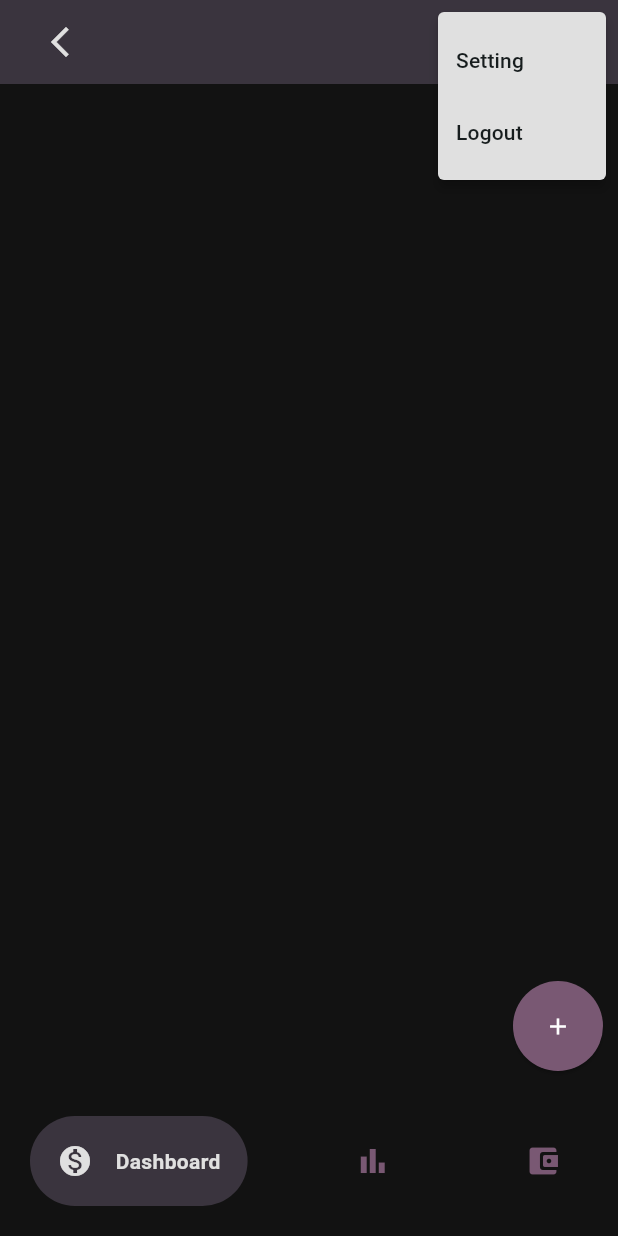
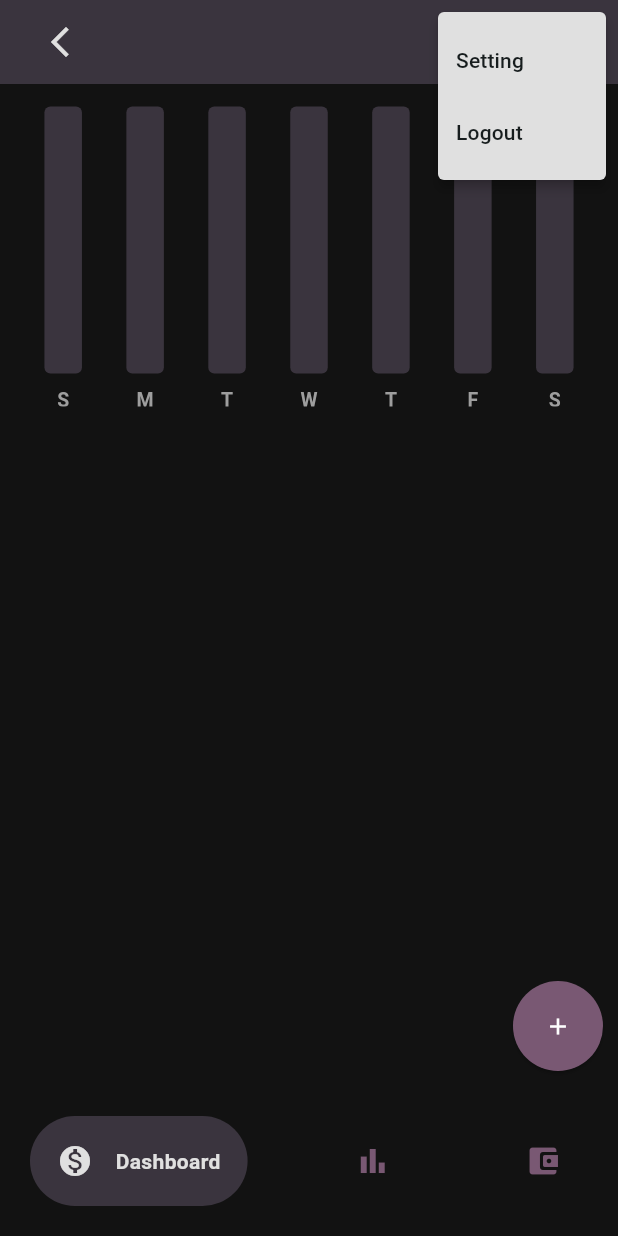
Before and after one commit to SohamAthawale/Speend-App, a Flutter app: the LoggedinView screen opened by its route, after a tap on the "more vert" icon, on a phone screen of 412 x 824 dp. Run offline on Flutter 3.47's test engine with Material 2 defaults, Android fonts, the phone set to English and light mode, and no system bars; drawn by our look-alikes of fl_chart, google_nav_bar; our stand-ins replace carousel_slider, firebase_auth, firebase_core, flutter_dotenv; accounts and stored records are empty; network calls fail.

Commit message:
bar graph

```diff
--- /dev/null
+++ b/lib/bar graph/bar_data.dart
@@ -0,0 +1,35 @@
+import 'package:speend/bar%20graph/indivisual_bar.dart';
+
+class Bardata {
+  final double sunAmount;
+  final double monAmount;
+  final double tueAmount;
+  final double wedAmount;
+  final double thurAmount;
+  final double friAmount;
+  final double satAmount;
+
+  Bardata({
+    required this.sunAmount,
+    required this.monAmount,
+    required this.tueAmount,
+    required this.wedAmount,
+    required this.thurAmount,
+    required this.friAmount,
+    required this.satAmount,
+  });
+
+  List<IndividualBar> barData = [];
+
+  void intialiseBargraph() {
+    barData = [
+      IndividualBar(x: 0, y: monAmount),
+      IndividualBar(x: 1, y: tueAmount),
+      IndividualBar(x: 2, y: wedAmount),
+      IndividualBar(x: 3, y: thurAmount),
+      IndividualBar(x: 4, y: friAmount),
+      IndividualBar(x: 5, y: satAmount),
+      IndividualBar(x: 6, y: sunAmount),
+    ];
+  }
+}
--- /dev/null
+++ b/lib/bar graph/bar_graph.dart
@@ -0,0 +1,106 @@
+import 'package:fl_chart/fl_chart.dart';
+import 'package:flutter/material.dart';
+import 'package:speend/bar%20graph/bar_data.dart';
+
+class MyBargraph extends StatelessWidget {
+  final double? maxY;
+  final double sunAmount;
+  final double monAmount;
+  final double tueAmount;
+  final double wedAmount;
+  final double thurAmount;
+  final double friAmount;
+  final double satAmount;
+  const MyBargraph(
+      {super.key,
+      required this.sunAmount,
+      required this.monAmount,
+      required this.tueAmount,
+      required this.wedAmount,
+      required this.thurAmount,
+      required this.friAmount,
+      required this.satAmount,
+      required this.maxY});
+
+  @override
+  Widget build(BuildContext context) {
+    Bardata myBardata = Bardata(
+        sunAmount: sunAmount,
+        monAmount: monAmount,
+        tueAmount: tueAmount,
+        wedAmount: wedAmount,
+        thurAmount: thurAmount,
+        friAmount: friAmount,
+        satAmount: satAmount);
+    myBardata.intialiseBargraph();
+    return BarChart(BarChartData(
+      maxY: maxY,
+      minY: 0,
+      titlesData: FlTitlesData(
+          show: true,
+          topTitles: AxisTitles(sideTitles: SideTitles(showTitles: false)),
+          leftTitles: AxisTitles(sideTitles: SideTitles(showTitles: false)),
+          rightTitles: AxisTitles(sideTitles: SideTitles(showTitles: false)),
+          bottomTitles: AxisTitles(
+              sideTitles:
+                  SideTitles(showTitles: true, getTitlesWidget: bottomtitle))),
+      gridData: FlGridData(show: false),
+      borderData: FlBorderData(show: false),
+      barGroups: myBardata.barData
+          .map(
+            (data) => BarChartGroupData(x: data.x, barRods: [
+              BarChartRodData(
+                  toY: data.y,
+                  color: const Color.fromARGB(255, 121, 88, 115),
+                  width: 25,
+                  borderRadius: BorderRadius.circular(4),
+                  backDrawRodData: BackgroundBarChartRodData(
+                    show: true,
+                    toY: maxY,
+                    color: const Color.fromARGB(255, 58, 52, 62),
+                  ))
+            ]),
+          )
+          .toList(),
+    ));
+  }
+}
+
+Widget bottomtitle(double value, TitleMeta meta) {
+  const style = TextStyle(
+    color: Colors.grey,
+    fontWeight: FontWeight.bold,
+    fontSize: 13,
+  );
+  Widget text;
+  switch (value.toInt()) {
+    case 0:
+      text = const Text('S', style: style);
+      break;
+    case 1:
+      text = const Text('M', style: style);
+      break;
+    case 2:
+      text = const Text('T', style: style);
+      break;
+    case 3:
+      text = const Text('W', style: style);
+      break;
+    case 4:
+      text = const Text('T', style: style);
+      break;
+    case 5:
+      text = const Text('F', style: style);
+      break;
+    case 6:
+      text = const Text('S', style: style);
+      break;
+    default:
+      text = const Text('S', style: style);
+      break;
+  }
+  return SideTitleWidget(
+    child: text,
+    axisSide: meta.axisSide,
+  );
+}
--- /dev/null
+++ b/lib/bar graph/indivisual_bar.dart
@@ -0,0 +1,6 @@
+class IndividualBar {
+  final int x;
+  final double y;
+
+  IndividualBar({required this.x, required this.y});
+}
--- a/lib/data/expense_data.dart
+++ b/lib/data/expense_data.dart
@@ -45,7 +45,7 @@ class ExpenseData extends ChangeNotifier {
     DateTime today = DateTime.now();
 
     for (int i = 0; i < 7; i++) {
-      if (getDayname(today.subtract(Duration(days: i))) == 'Sun') {
+      if (getDayname(today.subtract(Duration(days: i))) == 'Mon') {
         startofWeek = today.subtract(Duration(days: i));
       }
     }
@@ -62,6 +62,8 @@ class ExpenseData extends ChangeNotifier {
         double currentAmmount = dailyexpense[date]!;
         currentAmmount += ammount;
         dailyexpense[date] = currentAmmount;
+      } else {
+        dailyexpense.addAll({date: ammount});
       }
     }
     return dailyexpense;
--- a/lib/datetime/date_time_helper.dart
+++ b/lib/datetime/date_time_helper.dart
@@ -8,6 +8,6 @@ String convertDatetostring(DateTime dateTime) {
   if (day.length == '1') {
     day = '0' + day;
   }
-  String ddmmyyyy = day + '/' + month + '/' + year;
+  String ddmmyyyy = day + month + year;
   return ddmmyyyy;
 }
--- /dev/null
+++ b/lib/views/expense_summary.dart
@@ -0,0 +1,44 @@
+import 'package:flutter/material.dart';
+import 'package:provider/provider.dart';
+import 'package:speend/bar%20graph/bar_graph.dart';
+import 'package:speend/data/expense_data.dart';
+import 'package:speend/datetime/date_time_helper.dart';
+
+class ExpenseSummary extends StatelessWidget {
+  final DateTime startoftheweek;
+  const ExpenseSummary({super.key, required this.startoftheweek});
+
+  @override
+  Widget build(BuildContext context) {
+    String monday =
+        convertDatetostring(startoftheweek.add(const Duration(days: 0)));
+    String tuesday =
+        convertDatetostring(startoftheweek.add(const Duration(days: 1)));
+    String wednesday =
+        convertDatetostring(startoftheweek.add(const Duration(days: 2)));
+    String thursday =
+        convertDatetostring(startoftheweek.add(Duration(days: 3)));
+    String friday =
+        convertDatetostring(startoftheweek.add(const Duration(days: 4)));
+    String saturday =
+        convertDatetostring(startoftheweek.add(const Duration(days: 5)));
+    String sunday =
+        convertDatetostring(startoftheweek.add(const Duration(days: 6)));
+
+    return Consumer<ExpenseData>(
+      builder: (context, value, child) => SizedBox(
+        height: 200,
+        child: MyBargraph(
+          maxY: 1000,
+          monAmount: value.calculatedailyexpense()[monday] ?? 0,
+          tueAmount: value.calculatedailyexpense()[tuesday] ?? 0,
+          wedAmount: value.calculatedailyexpense()[wednesday] ?? 0,
+          thurAmount: value.calculatedailyexpense()[thursday] ?? 0,
+          friAmount: value.calculatedailyexpense()[friday] ?? 0,
+          satAmount: value.calculatedailyexpense()[saturday] ?? 0,
+          sunAmount: value.calculatedailyexpense()[sunday] ?? 0,
+        ),
+      ),
+    );
+  }
+}
--- a/lib/views/loggedin_view.dart
+++ b/lib/views/loggedin_view.dart
@@ -4,6 +4,7 @@ import 'package:provider/provider.dart';
 import 'package:speend/data/expense_data.dart';
 import 'package:speend/models/expense_item.dart';
 import 'package:speend/views/account_view.dart';
+import 'package:speend/views/expense_summary.dart';
 import 'package:speend/views/login_view.dart';
 import 'package:speend/views/profile_view.dart';
 import 'package:speend/views/setting_view.dart';
@@ -56,10 +57,12 @@ class _LoggedinViewState extends State<LoggedinView> {
         dateTime: DateTime.now());
     Provider.of<ExpenseData>(context, listen: false).addNewExpense(newExpense);
     Navigator.pop(context);
+    clear();
   }
 
   void cancel() {
     Navigator.pop(context);
+    clear();
   }
 
   void clear() {
@@ -187,7 +190,15 @@ class _LoggedinViewState extends State<LoggedinView> {
                   color: const Color.fromARGB(255, 18, 18, 18),
                   child: Stack(
                     children: [
+                      ListView(children: [
+                        Padding(
+                          padding: const EdgeInsets.only(top: 15.0, bottom: 0),
+                          child: ExpenseSummary(
+                              startoftheweek: value.startofWeekDate()),
+                        ),
                         ListView.builder(
+                          shrinkWrap: true,
+                          physics: const NeverScrollableScrollPhysics(),
                           itemCount: value.getallExpenseList().length,
                           itemBuilder: (context, index) => ListTile(
                             textColor: Colors.white,
@@ -209,10 +220,11 @@ class _LoggedinViewState extends State<LoggedinView> {
                                     .dateTime
                                     .year
                                     .toString()),
-                          trailing:
-                              Text(value.getallExpenseList()[index].Ammount),
+                            trailing: Text('₹ ' +
+                                value.getallExpenseList()[index].Ammount),
                           ),
                         ),
+                      ]),
                       Padding(
                         padding: const EdgeInsets.all(10.0),
                         child: Container(
--- a/pubspec.yaml
+++ b/pubspec.yaml
@@ -46,6 +46,7 @@ dependencies:
   flutter_dotenv: ^5.1.0
   google_nav_bar: ^5.0.6
   provider: ^6.0.5
+  fl_chart: ^0.63.0
 
 dev_dependencies:
   flutter_test:
```
Also changed, not shown: pubspec.lock. Lines whose indentation alone changed are shown as unchanged.
